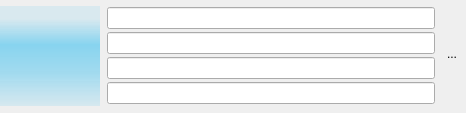
The window that track.ui (dryajov/ut) describes before a commit, drawn with Qt 5.
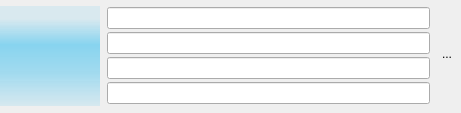
The same window after the commit. Icons and pictures are not drawn.

The edit to the form file:
```diff
--- a/track.ui
+++ b/track.ui
@@ -6,7 +6,7 @@
    <rect>
     <x>0</x>
     <y>0</y>
-    <width>466</width>
+    <width>461</width>
     <height>113</height>
    </rect>
   </property>
```
